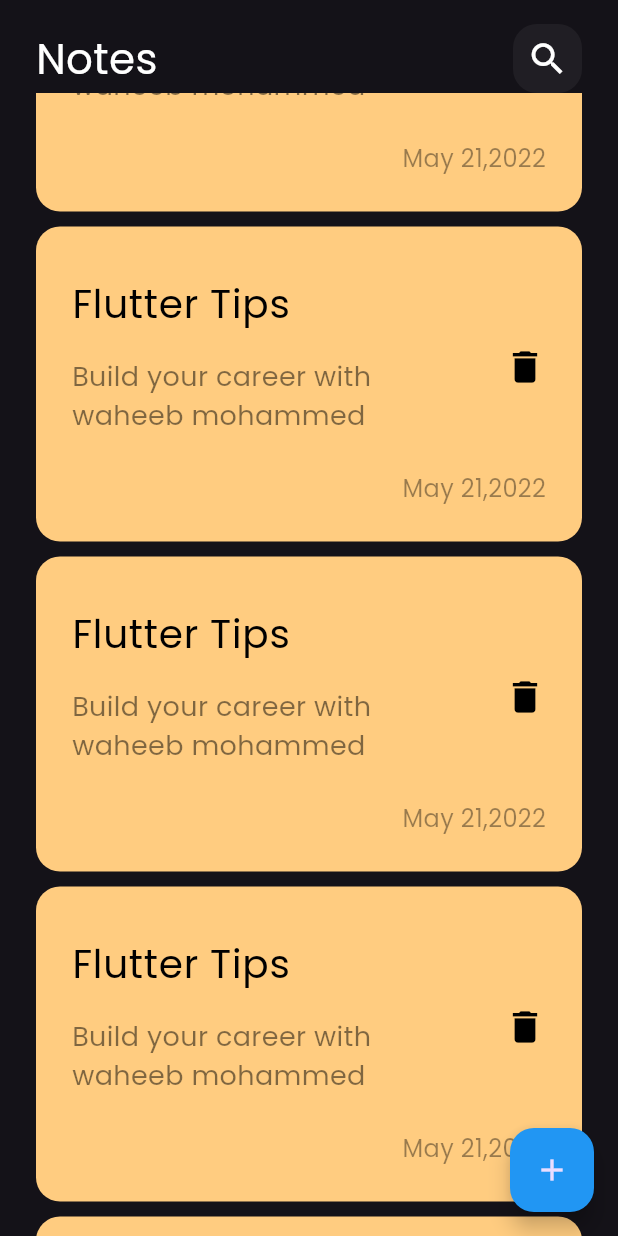
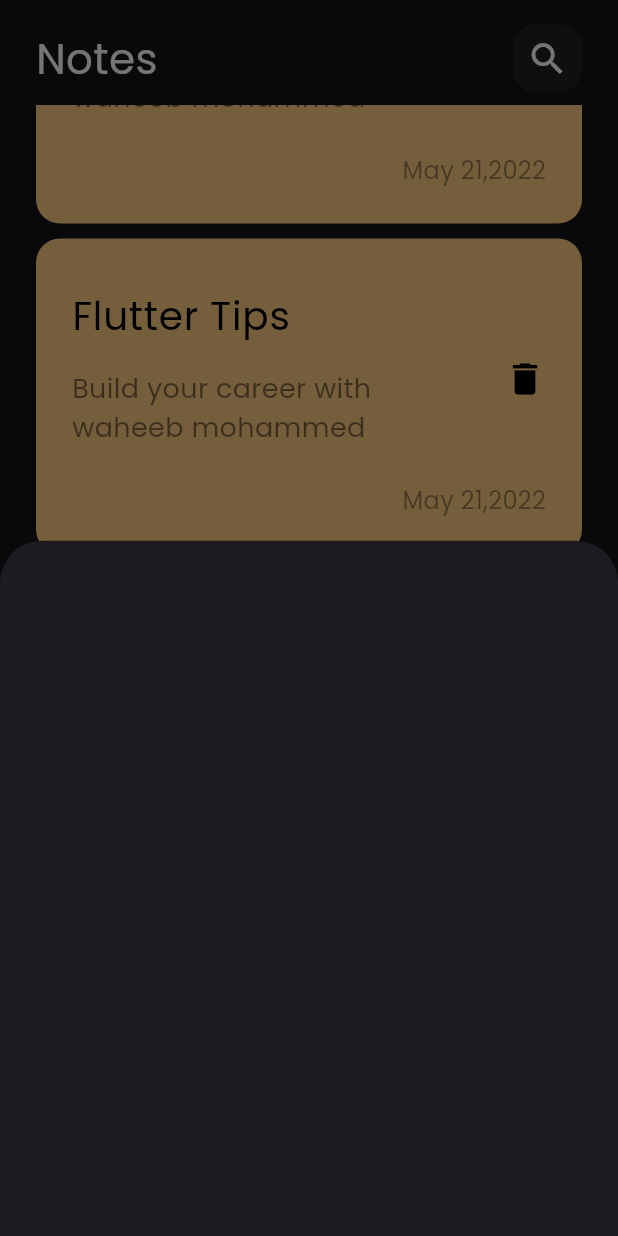
Before and after one commit to waheebalhuthaifi/notes_app, a Flutter app: the screen it shows after launch, scrolled down 576 dp, after a tap on the "add" icon, on a phone screen of 412 x 824 dp. Run offline on Flutter 3.47's test engine with Material 3 defaults, Android fonts, the phone set to English and light mode, and no system bars.

Commit message:
show modal bottom sheet

```diff
--- a/lib/views/notes_view.dart
+++ b/lib/views/notes_view.dart
@@ -1,5 +1,5 @@
 import 'package:flutter/material.dart';
-
+import 'package:notes_app/widgets/add_note_bottom_sheet.dart';
 import '../widgets/notes_view_body.dart';
 
 class NotesView extends StatelessWidget {
@@ -10,7 +10,13 @@ class NotesView extends StatelessWidget {
     return Scaffold(
       floatingActionButton: FloatingActionButton(
         backgroundColor: Colors.blue,
-        onPressed: () {},
+        onPressed: () {
+          showModalBottomSheet(
+              context: context,
+              builder: (context) {
+                return const AddNoteBottomSheet();
+              });
+        },
         child: const Icon(Icons.add),
       ),
       body: const NotesViewBody(),
--- /dev/null
+++ b/lib/widgets/add_note_bottom_sheet.dart
@@ -0,0 +1,10 @@
+import 'package:flutter/material.dart';
+
+class AddNoteBottomSheet extends StatelessWidget {
+  const AddNoteBottomSheet({super.key});
+
+  @override
+  Widget build(BuildContext context) {
+    return Container();
+  }
+}
--- a/lib/widgets/notes_list_view.dart
+++ b/lib/widgets/notes_list_view.dart
@@ -6,13 +6,17 @@ class NotesListView extends StatelessWidget {
 
   @override
   Widget build(BuildContext context) {
-    return ListView.builder(
+    return Padding(
+      padding: const EdgeInsets.only(top: 8, bottom: 16),
+      child: ListView.builder(
+        padding: EdgeInsets.zero,
         itemBuilder: (context, index) {
           return const Padding(
             padding: EdgeInsets.symmetric(vertical: 5),
             child: NoteItem(),
           );
         },
+      ),
     );
   }
 }
```
Lines whose indentation alone changed are shown as unchanged.
